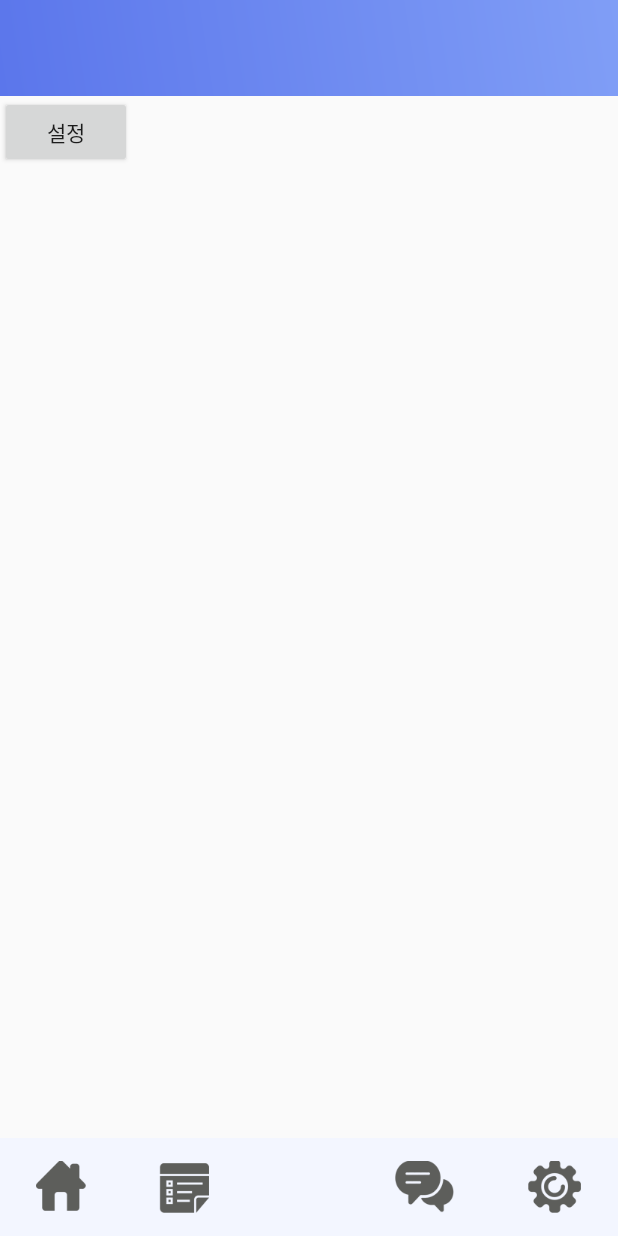
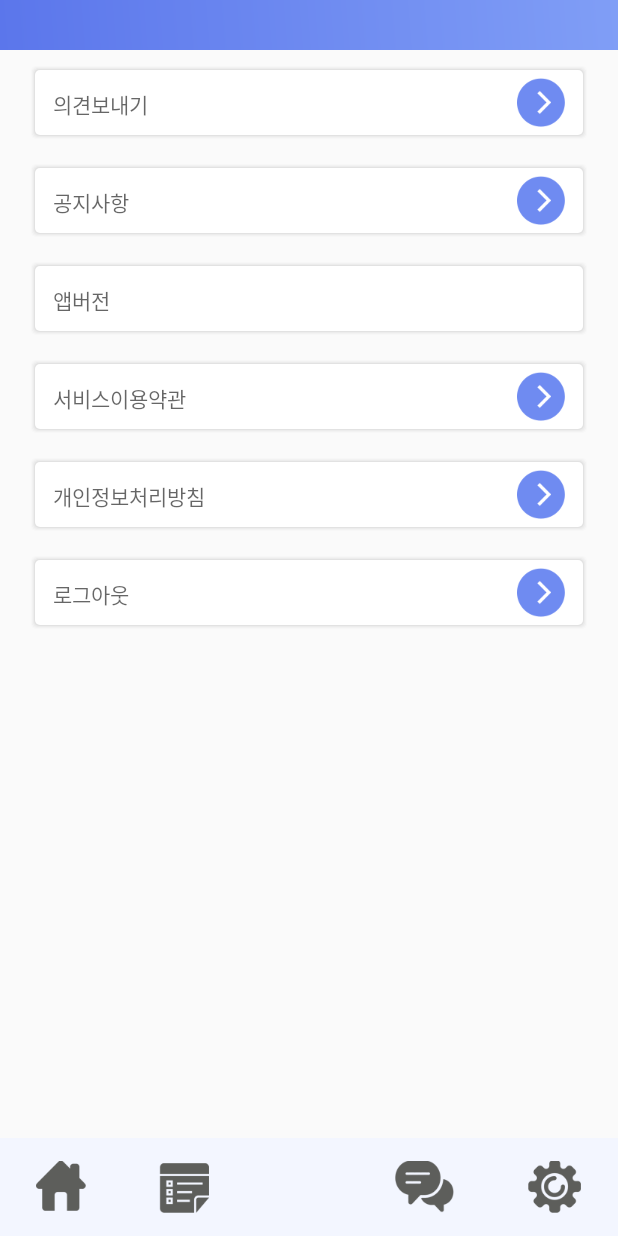
Before and after one commit to connectingmaker/liveenglishclass.com.talkstar.android, an Android app: the fragment SettingFragment placed in its activity, on a phone screen of 412 x 824 dp. Run offline under Robolectric (Android 15) with nearby library versions, the light colour scheme and no system bars.

Commit message:
설정화면과 공지사항, 의견보내기 등 세부화면 (그림자포함

```diff
--- a/app/src/main/AndroidManifest.xml
+++ b/app/src/main/AndroidManifest.xml
@@ -21,9 +21,7 @@
             android:label="@string/title_activity_intro"
             android:theme="@style/AppTheme" />
         <activity android:name=".LoginActivity"></activity>
-        <activity android:name=".MemberJoinActivity">
-
-        </activity>
+        <activity android:name=".MemberJoinActivity"></activity>
         <activity android:name=".MemberJoinFinishActivity">
             <intent-filter>
                 <action android:name="android.intent.action.MAIN" />
@@ -31,6 +29,7 @@
                 <category android:name="android.intent.category.LAUNCHER" />
             </intent-filter>
         </activity>
+        <activity android:name=".NoticeActivity"></activity>
     </application>
 
 </manifest>
--- /dev/null
+++ b/app/src/main/res/drawable/custom_rect.xml
@@ -0,0 +1,6 @@
+<?xml version="1.0" encoding="utf-8"?>
+<shape xmlns:android="http://schemas.android.com/apk/res/android"
+    android:shape="rectangle">
+    <solid android:color="@android:color/white"/>
+    <corners android:radius="16dp" />
+</shape>
--- /dev/null
+++ b/app/src/main/res/drawable/notice_round.xml
@@ -0,0 +1,140 @@
+<?xml version="1.0" encoding="utf-8"?>
+<!--
+<shape xmlns:android="http://schemas.android.com/apk/res/android" android:shape="rectangle">
+
+    <solid android:color="#ffffff"/>
+    <stroke
+        android:width="2dp"
+        android:color="#e8e8e8" />
+    <corners
+        android:radius="15dp"
+        />
+</shape>
+-->
+<!--
+<layer-list xmlns:android="http://schemas.android.com/apk/res/android">
+
+    <item>
+        <shape android:shape="rectangle">
+            <gradient
+                android:angle="90"
+                android:endColor="#fff"
+                android:startColor="#c1c1c1" />
+            <corners android:radius="10dp" />
+            <padding
+                android:bottom="2dp"
+                android:left="1dp"
+                android:right="3dp"
+                android:top="1dp" />
+        </shape>
+    </item>
+    <item>
+        <shape android:shape="rectangle">
+            <solid android:color="#fff" />
+            <corners android:radius="10dp" />
+
+        </shape>
+    </item>
+</layer-list>
+-->
+<!--
+<layer-list xmlns:android="http://schemas.android.com/apk/res/android">
+
+    <item>
+        <shape android:shape="rectangle">
+            <solid android:color="#BDBDBD"/>
+            <corners android:radius="5dp"/>
+        </shape>
+    </item>
+
+    <item
+        android:left="0dp"
+        android:right="0dp"
+        android:top="0dp"
+        android:bottom="2dp">
+        <shape android:shape="rectangle">
+            <solid android:color="#ffffff"/>
+            <corners android:radius="5dp"/>
+        </shape>
+    </item>
+</layer-list>
+-->
+<layer-list xmlns:android="http://schemas.android.com/apk/res/android" >
+
+    <!-- Drop Shadow Stack -->
+    <item>
+        <shape>
+            <padding
+                android:bottom="1dp"
+                android:left="1dp"
+                android:right="1dp"
+                android:top="1dp" />
+
+            <solid android:color="#00CCCCCC" />
+
+            <corners android:radius="3dp" />
+        </shape>
+    </item>
+    <item>
+        <shape>
+            <padding
+                android:bottom="1dp"
+                android:left="1dp"
+                android:right="1dp"
+                android:top="1dp" />
+
+            <solid android:color="#10CCCCCC" />
+
+            <corners android:radius="3dp" />
+        </shape>
+    </item>
+    <item>
+        <shape>
+            <padding
+                android:bottom="1dp"
+                android:left="1dp"
+                android:right="1dp"
+                android:top="1dp" />
+
+            <solid android:color="#20CCCCCC" />
+
+            <corners android:radius="3dp" />
+        </shape>
+    </item>
+    <item>
+        <shape>
+            <padding
+                android:bottom="1dp"
+                android:left="1dp"
+                android:right="1dp"
+                android:top="1dp" />
+
+            <solid android:color="#30CCCCCC" />
+
+            <corners android:radius="3dp" />
+        </shape>
+    </item>
+    <item>
+        <shape>
+            <padding
+                android:bottom="1dp"
+                android:left="1dp"
+                android:right="1dp"
+                android:top="1dp" />
+
+            <solid android:color="#50CCCCCC" />
+
+            <corners android:radius="3dp" />
+        </shape>
+    </item>
+
+    <!-- Background -->
+    <item>
+        <shape>
+            <solid android:color="@android:color/white" />
+
+            <corners android:radius="3dp" />
+        </shape>
+    </item>
+
+</layer-list>
--- a/app/src/main/res/layout/fragment_setting.xml
+++ b/app/src/main/res/layout/fragment_setting.xml
@@ -3,9 +3,135 @@
     xmlns:android="http://schemas.android.com/apk/res/android" android:layout_width="match_parent"
     android:layout_height="match_parent">
 
-    <Button
-        android:id="@+id/button4"
-        android:layout_width="wrap_content"
+    <LinearLayout
+        android:layout_width="match_parent"
         android:layout_height="wrap_content"
-        android:text="설정" />
+        android:layout_weight="1"
+        android:orientation="vertical">
+
+
+        <LinearLayout
+            android:layout_width="match_parent"
+            android:layout_height="wrap_content"
+            android:paddingLeft="20dp"
+            android:paddingRight="20dp"
+            android:paddingTop="10dp"
+            android:paddingBottom="5dp">
+
+            <TextView
+                android:layout_width="match_parent"
+                android:layout_height="50dp"
+                android:padding="15dp"
+                android:drawablePadding="8dp"
+                android:drawableEnd="@mipmap/common_btn_next"
+                android:background="@drawable/notice_round"
+                android:hint="의견보내기"
+                android:textSize="14dp">
+            </TextView>
+        </LinearLayout>
+        <LinearLayout
+            android:layout_width="match_parent"
+            android:layout_height="wrap_content"
+            android:paddingLeft="20dp"
+            android:paddingRight="20dp"
+            android:paddingTop="10dp"
+            android:paddingBottom="5dp">
+
+            <TextView
+                android:layout_width="match_parent"
+                android:layout_height="50dp"
+                android:padding="15dp"
+                android:drawablePadding="8dp"
+                android:drawableEnd="@mipmap/common_btn_next"
+                android:background="@drawable/notice_round"
+                android:hint="공지사항"
+                android:textSize="14dp">
+
+            </TextView>
+
+        </LinearLayout>
+        <LinearLayout
+            android:layout_width="match_parent"
+            android:layout_height="wrap_content"
+            android:paddingLeft="20dp"
+            android:paddingRight="20dp"
+            android:paddingTop="10dp"
+            android:paddingBottom="5dp">
+
+            <TextView
+                android:layout_width="match_parent"
+                android:layout_height="50dp"
+                android:padding="15dp"
+                android:drawablePadding="8dp"
+                android:background="@drawable/notice_round"
+                android:hint="앱버전"
+                android:textSize="14dp">
+
+            </TextView>
+
+        </LinearLayout>
+        <LinearLayout
+            android:layout_width="match_parent"
+            android:layout_height="wrap_content"
+            android:paddingLeft="20dp"
+            android:paddingRight="20dp"
+            android:paddingTop="10dp"
+            android:paddingBottom="5dp">
+
+            <TextView
+                android:layout_width="match_parent"
+                android:layout_height="50dp"
+                android:padding="15dp"
+                android:drawablePadding="8dp"
+                android:drawableEnd="@mipmap/common_btn_next"
+                android:background="@drawable/notice_round"
+                android:hint="서비스이용약관"
+                android:textSize="14dp">
+
+            </TextView>
+
+        </LinearLayout>
+        <LinearLayout
+            android:layout_width="match_parent"
+            android:layout_height="wrap_content"
+            android:paddingLeft="20dp"
+            android:paddingRight="20dp"
+            android:paddingTop="10dp"
+            android:paddingBottom="5dp">
+
+            <TextView
+                android:layout_width="match_parent"
+                android:layout_height="50dp"
+                android:padding="15dp"
+                android:drawablePadding="8dp"
+                android:drawableEnd="@mipmap/common_btn_next"
+                android:background="@drawable/notice_round"
+                android:hint="개인정보처리방침"
+                android:textSize="14dp">
+
+            </TextView>
+
+        </LinearLayout>
+        <LinearLayout
+            android:layout_width="match_parent"
+            android:layout_height="wrap_content"
+            android:paddingLeft="20dp"
+            android:paddingRight="20dp"
+            android:paddingTop="10dp"
+            android:paddingBottom="5dp">
+
+            <TextView
+                android:layout_width="match_parent"
+                android:layout_height="50dp"
+                android:padding="15dp"
+                android:drawablePadding="8dp"
+                android:drawableEnd="@mipmap/common_btn_next"
+                android:background="@drawable/notice_round"
+                android:hint="로그아웃"
+                android:textSize="14dp">
+
+            </TextView>
+
+        </LinearLayout>
+    </LinearLayout>
 </android.support.constraint.ConstraintLayout>
--- a/app/src/main/res/values/colors.xml
+++ b/app/src/main/res/values/colors.xml
@@ -8,4 +8,5 @@
     <color name="memberJoinFinishBg">#fbfbfb</color>
     <color name="radioColor">#a5a5a5</color>
     <color name="memberJoinFinishTxtColor">#3788d4</color>
+    <color name="qnaTitle">#3788d4</color>
 </resources>
--- a/app/src/main/res/values/strings.xml
+++ b/app/src/main/res/values/strings.xml
@@ -17,4 +17,10 @@
 
     <!-- 회원가입 완료 -->
     <string name="memberJoinFinishTxt">톡스타는\n영어 왕초보 분들을 위한\n인공지능 영어수업입니다\n음성으로\n쉽고 재미있게 공부하세요</string>
+
+    <!-- 공지사항 -->
+    <string name="noticeTitle">공지사항</string>
+
+    <!-- 의견보내기 -->
+    <string name="qnaTitle">의견보내기</string>
 </resources>
```
Also changed, not shown: app/src/main/java/liveenglishclass/com/talkstar/NoticeActivity.java (added, +17 -0 lines), app/src/main/res/drawable/upper_shadow_todo.xml (added, +10 -0 lines), app/src/main/res/layout/activity_notice.xml (added, +154 -0 lines), app/src/main/res/layout/activity_qna.xml (added, +146 -0 lines), app/src/main/res/mipmap-xhdpi/common_btn_down.png (added), app/src/main/res/mipmap-xhdpi/common_btn_next.png (added), app/src/main/res/mipmap-xhdpi/common_btn_pre.png (added), app/src/main/res/mipmap-xhdpi/common_btn_up.png (added), app/src/main/res/mipmap-xhdpi/qna_btn_send.png (added), 1 other file.
